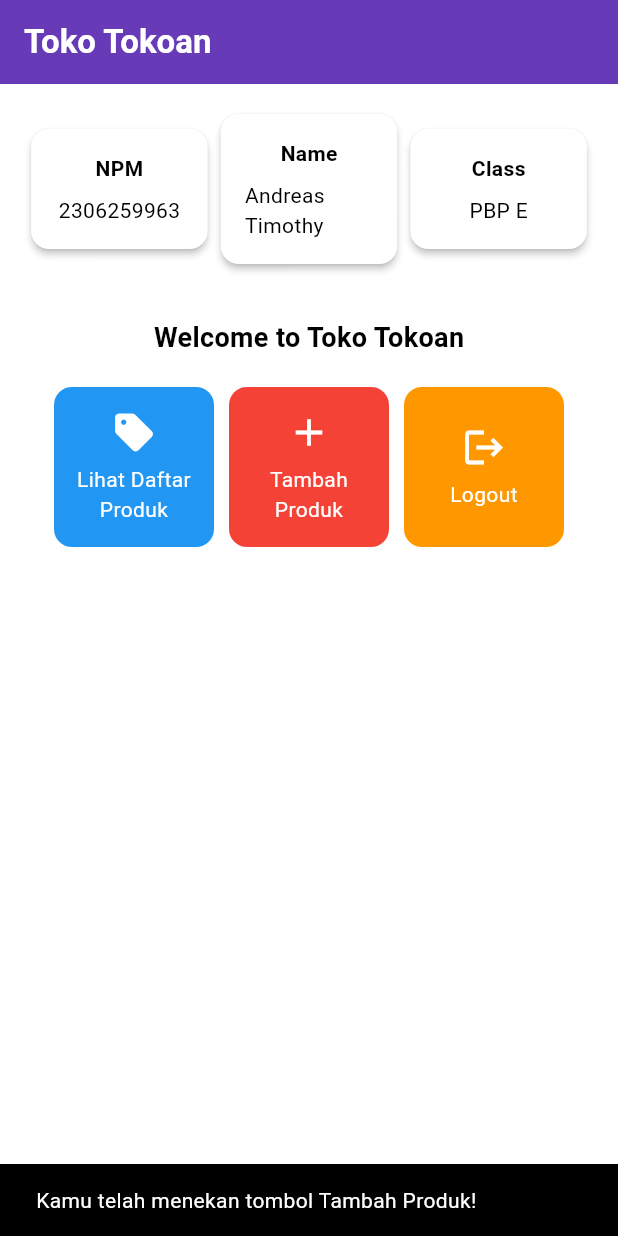
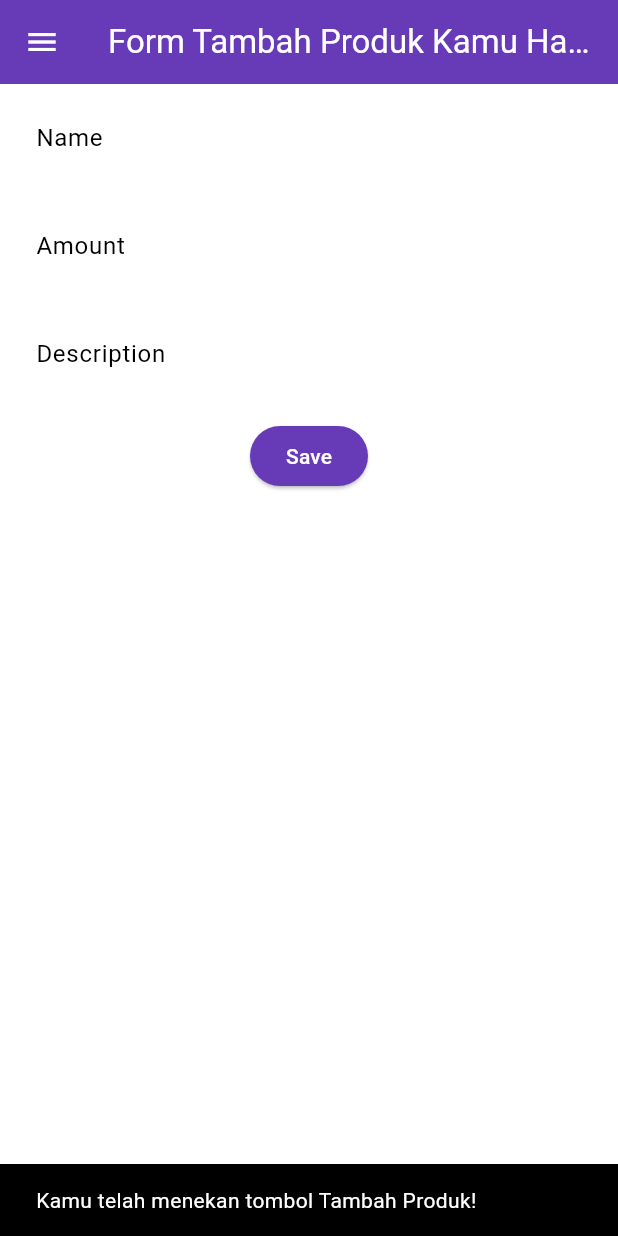
Before and after one commit to andreast12/toko-tokoan-mobile, a Flutter app: the screen it shows after launch, after a tap on "Tambah Produk", on a phone screen of 412 x 824 dp. Run offline on Flutter 3.47's test engine with Material 3 defaults, Android fonts, the phone set to English and light mode, and no system bars.

Commit message:
selesai tugas 8

```diff
--- a/lib/main.dart
+++ b/lib/main.dart
@@ -1,5 +1,5 @@
 import 'package:flutter/material.dart';
-import 'package:toko_tokoan/menu.dart';
+import 'package:toko_tokoan/screens/menu.dart';
 
 void main() {
   runApp(const MyApp());
--- a/lib/menu.dart
+++ b/lib/screens/menu.dart
@@ -1,4 +1,6 @@
 import 'package:flutter/material.dart';
+import 'package:toko_tokoan/widgets/left_drawer.dart';
+import 'package:toko_tokoan/widgets/product_card.dart';
 
 class MyHomePage extends StatelessWidget {
   final String npm = '2306259963'; // NPM
@@ -28,7 +30,10 @@
         ),
         // Warna latar belakang AppBar diambil dari skema warna tema aplikasi.
         backgroundColor: Theme.of(context).colorScheme.primary,
+        // Mengganti warna icon drawer menjadi putih
+        iconTheme: const IconThemeData(color: Colors.white),
       ),
+      drawer: const LeftDrawer(),
       // Body halaman dengan padding di sekelilingnya.
       body: Padding(
         padding: const EdgeInsets.all(16.0),
@@ -92,14 +97,6 @@
   }
 }
 
-class ItemHomepage {
-  final String name;
-  final IconData icon;
-  final MaterialColor color;
-
-  ItemHomepage(this.name, this.icon, this.color);
-}
-
 class InfoCard extends StatelessWidget {
   // Kartu informasi yang menampilkan title dan content.
 
@@ -133,55 +130,3 @@
     );
   }
 }
-
-class ItemCard extends StatelessWidget {
-  // Menampilkan kartu dengan ikon dan nama.
-
-  final ItemHomepage item;
-
-  const ItemCard(this.item, {super.key});
-
-  @override
-  Widget build(BuildContext context) {
-    return Material(
-      // Menentukan warna latar belakang dari tema aplikasi.
-      color: item.color,
-      // Membuat sudut kartu melengkung.
-      borderRadius: BorderRadius.circular(12),
-
-      child: InkWell(
-        // Aksi ketika kartu ditekan.
-        onTap: () {
-          // Menampilkan pesan SnackBar saat kartu ditekan.
-          ScaffoldMessenger.of(context)
-            ..hideCurrentSnackBar()
-            ..showSnackBar(SnackBar(
-                content: Text("Kamu telah menekan tombol ${item.name}!")));
-        },
-        // Container untuk menyimpan Icon dan Text
-        child: Container(
-          padding: const EdgeInsets.all(8),
-          child: Center(
-            child: Column(
-              // Menyusun ikon dan teks di tengah kartu.
-              mainAxisAlignment: MainAxisAlignment.center,
-              children: [
-                Icon(
-                  item.icon,
-                  color: Colors.white,
-                  size: 30.0,
-                ),
-                const Padding(padding: EdgeInsets.all(3)),
-                Text(
-                  item.name,
-                  textAlign: TextAlign.center,
-                  style: const TextStyle(color: Colors.white),
-                ),
-              ],
-            ),
-          ),
-        ),
-      ),
-    );
-  }
-}
--- /dev/null
+++ b/lib/screens/product_form.dart
@@ -0,0 +1,162 @@
+import 'package:flutter/material.dart';
+import 'package:toko_tokoan/widgets/left_drawer.dart';
+
+class ProductFormPage extends StatefulWidget {
+  const ProductFormPage({super.key});
+
+  @override
+  State<ProductFormPage> createState() => _ProductFormPageState();
+}
+
+class _ProductFormPageState extends State<ProductFormPage> {
+  final _formKey = GlobalKey<FormState>();
+  String _name = "";
+  int _amount = 0;
+  String _description = "";
+
+  @override
+  Widget build(BuildContext context) {
+    return Scaffold(
+      appBar: AppBar(
+        title: const Center(
+          child: Text(
+            'Form Tambah Produk Kamu Hari ini',
+          ),
+        ),
+        backgroundColor: Theme.of(context).colorScheme.primary,
+        foregroundColor: Colors.white,
+      ),
+      drawer: const LeftDrawer(),
+      body: Form(
+        key: _formKey,
+        child: SingleChildScrollView(
+            child: Column(
+          crossAxisAlignment: CrossAxisAlignment.start,
+          children: [
+            Padding(
+              padding: const EdgeInsets.all(8.0),
+              child: TextFormField(
+                decoration: InputDecoration(
+                  hintText: "Name",
+                  labelText: "Name",
+                  border: OutlineInputBorder(
+                    borderRadius: BorderRadius.circular(5.0),
+                  ),
+                ),
+                onChanged: (String? value) {
+                  setState(() {
+                    _name = value!;
+                  });
+                },
+                validator: (String? value) {
+                  if (value == null || value.isEmpty) {
+                    return "Name tidak boleh kosong!";
+                  }
+                  return null;
+                },
+              ),
+            ),
+            Padding(
+                padding: const EdgeInsets.all(8.0),
+                child: TextFormField(
+                  decoration: InputDecoration(
+                    hintText: "Amount",
+                    labelText: "Amount",
+                    border: OutlineInputBorder(
+                      borderRadius: BorderRadius.circular(5.0),
+                    ),
+                  ),
+                  onChanged: (String? value) {
+                    setState(() {
+                      _amount = int.tryParse(value!) ?? 0;
+                    });
+                  },
+                  validator: (String? value) {
+                    if (value == null || value.isEmpty) {
+                      return "Amount tidak boleh kosong!";
+                    }
+                    if (int.tryParse(value) == null) {
+                      return "Amount harus berupa angka!";
+                    }
+                    if (int.tryParse(value)! < 0) {
+                      return "Amount tidak boleh negatif!";
+                    }
+                    return null;
+                  },
+                )),
+            Padding(
+              padding: const EdgeInsets.all(8.0),
+              child: TextFormField(
+                decoration: InputDecoration(
+                  hintText: "Description",
+                  labelText: "Description",
+                  border: OutlineInputBorder(
+                    borderRadius: BorderRadius.circular(5.0),
+                  ),
+                ),
+                onChanged: (String? value) {
+                  setState(() {
+                    _description = value!;
+                  });
+                },
+                validator: (String? value) {
+                  if (value == null || value.isEmpty) {
+                    return "Description tidak boleh kosong!";
+                  }
+                  return null;
+                },
+              ),
+            ),
+            Align(
+              alignment: Alignment.bottomCenter,
+              child: Padding(
+                padding: const EdgeInsets.all(8.0),
+                child: ElevatedButton(
+                  style: ButtonStyle(
+                    backgroundColor: WidgetStateProperty.all(
+                        Theme.of(context).colorScheme.primary),
+                  ),
+                  onPressed: () {
+                    if (_formKey.currentState!.validate()) {
+                      showDialog(
+                        context: context,
+                        builder: (context) {
+                          return AlertDialog(
+                            title: const Text('Produk berhasil tersimpan'),
+                            content: SingleChildScrollView(
+                              child: Column(
+                                crossAxisAlignment: CrossAxisAlignment.start,
+                                children: [
+                                  Text('Name: $_name'),
+                                  Text('Amount: $_amount'),
+                                  Text('Description: $_description'),
+                                ],
+                              ),
+                            ),
+                            actions: [
+                              TextButton(
+                                child: const Text('OK'),
+                                onPressed: () {
+                                  Navigator.pop(context);
+                                  _formKey.currentState!.reset();
+                                },
+                              ),
+                            ],
+                          );
+                        },
+                      );
+                    }
+                  },
+                  child: const Text(
+                    "Save",
+                    style: TextStyle(color: Colors.white),
+                  ),
+                ),
+              ),
+            ),
+          ],
+        )),
+      ),
+    );
+  }
+}
--- /dev/null
+++ b/lib/widgets/left_drawer.dart
@@ -0,0 +1,69 @@
+import 'package:flutter/material.dart';
+import 'package:toko_tokoan/screens/menu.dart';
+import 'package:toko_tokoan/screens/product_form.dart';
+
+class LeftDrawer extends StatelessWidget {
+  const LeftDrawer({super.key});
+
+  @override
+  Widget build(BuildContext context) {
+    return Drawer(
+      child: ListView(
+        children: [
+          DrawerHeader(
+              decoration: BoxDecoration(
+                color: Theme.of(context).colorScheme.primary,
+              ),
+              child: const Column(
+                children: [
+                  Text(
+                    'Toko Tokoan',
+                    textAlign: TextAlign.center,
+                    style: TextStyle(
+                      fontSize: 24,
+                      fontWeight: FontWeight.bold,
+                      color: Colors.white,
+                    ),
+                  ),
+                  Padding(padding: EdgeInsets.all(8)),
+                  Text(
+                    "Ayo habiskan uangmu setiap hari di sini!",
+                    // Menambahkan gaya teks dengan center alignment, font ukuran 15, warna putih, dan weight biasa
+                    textAlign: TextAlign.center,
+                    style: TextStyle(
+                      fontSize: 15,
+                      color: Colors.white,
+                      fontWeight: FontWeight.normal,
+                    ),
+                  ),
+                ],
+              )),
+          ListTile(
+            leading: const Icon(Icons.home_outlined),
+            title: const Text('Halaman Utama'),
+            // Bagian redirection ke MyHomePage
+            onTap: () {
+              Navigator.pushReplacement(
+                  context,
+                  MaterialPageRoute(
+                    builder: (context) => MyHomePage(),
+                  ));
+            },
+          ),
+          ListTile(
+            leading: const Icon(Icons.mood),
+            title: const Text('Tambah Produk'),
+            // Bagian redirection ke ProductFormPage
+            onTap: () {
+              Navigator.pushReplacement(
+                  context,
+                  MaterialPageRoute(
+                    builder: (context) => const ProductFormPage(),
+                  ));
+            },
+          ),
+        ],
+      ),
+    );
+  }
+}
--- /dev/null
+++ b/lib/widgets/product_card.dart
@@ -0,0 +1,69 @@
+import 'package:flutter/material.dart';
+import 'package:toko_tokoan/screens/product_form.dart';
+
+class ItemHomepage {
+  final String name;
+  final IconData icon;
+  final MaterialColor color;
+
+  ItemHomepage(this.name, this.icon, this.color);
+}
+
+class ItemCard extends StatelessWidget {
+  // Menampilkan kartu dengan ikon dan nama.
+
+  final ItemHomepage item;
+
+  const ItemCard(this.item, {super.key});
+
+  @override
+  Widget build(BuildContext context) {
+    return Material(
+      // Menentukan warna latar belakang dari tema aplikasi.
+      color: item.color,
+      // Membuat sudut kartu melengkung.
+      borderRadius: BorderRadius.circular(12),
+
+      child: InkWell(
+        // Aksi ketika kartu ditekan.
+        onTap: () {
+          // Menampilkan pesan SnackBar saat kartu ditekan.
+          ScaffoldMessenger.of(context)
+            ..hideCurrentSnackBar()
+            ..showSnackBar(SnackBar(
+                content: Text("Kamu telah menekan tombol ${item.name}!")));
+
+          if (item.name == "Tambah Produk") {
+            Navigator.push(
+                context,
+                MaterialPageRoute(
+                    builder: (context) => const ProductFormPage()));
+          }
+        },
+        // Container untuk menyimpan Icon dan Text
+        child: Container(
+          padding: const EdgeInsets.all(8),
+          child: Center(
+            child: Column(
+              // Menyusun ikon dan teks di tengah kartu.
+              mainAxisAlignment: MainAxisAlignment.center,
+              children: [
+                Icon(
+                  item.icon,
+                  color: Colors.white,
+                  size: 30.0,
+                ),
+                const Padding(padding: EdgeInsets.all(3)),
+                Text(
+                  item.name,
+                  textAlign: TextAlign.center,
+                  style: const TextStyle(color: Colors.white),
+                ),
+              ],
+            ),
+          ),
+        ),
+      ),
+    );
+  }
+}
```
Also changed, not shown: 1 other file.
